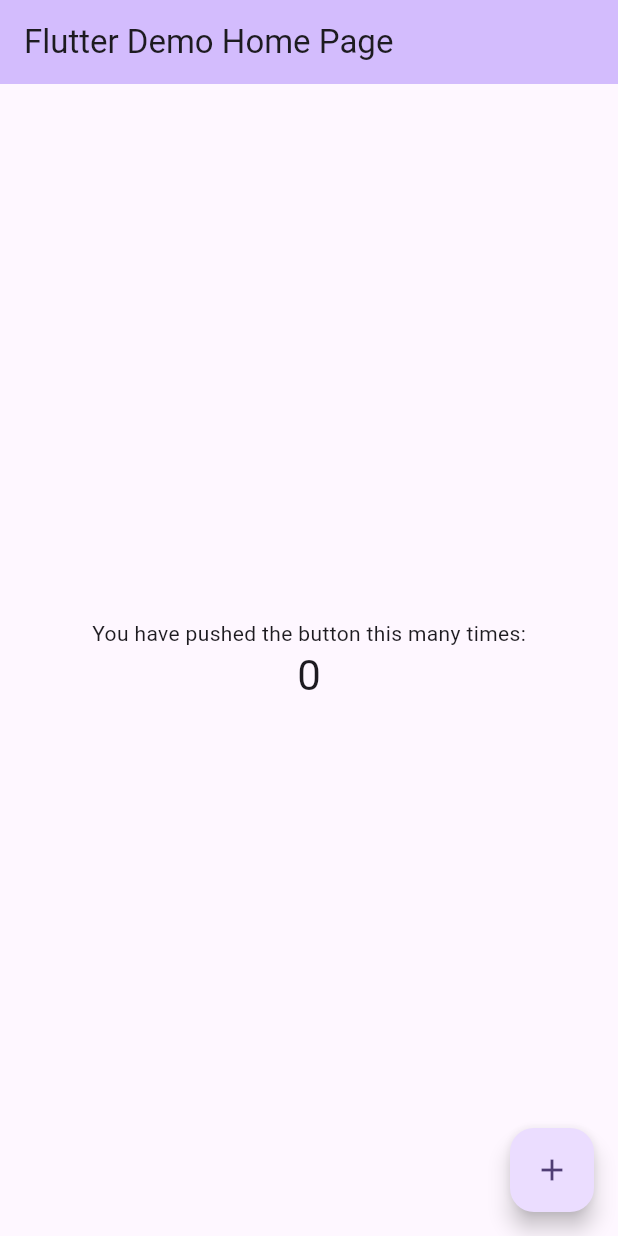
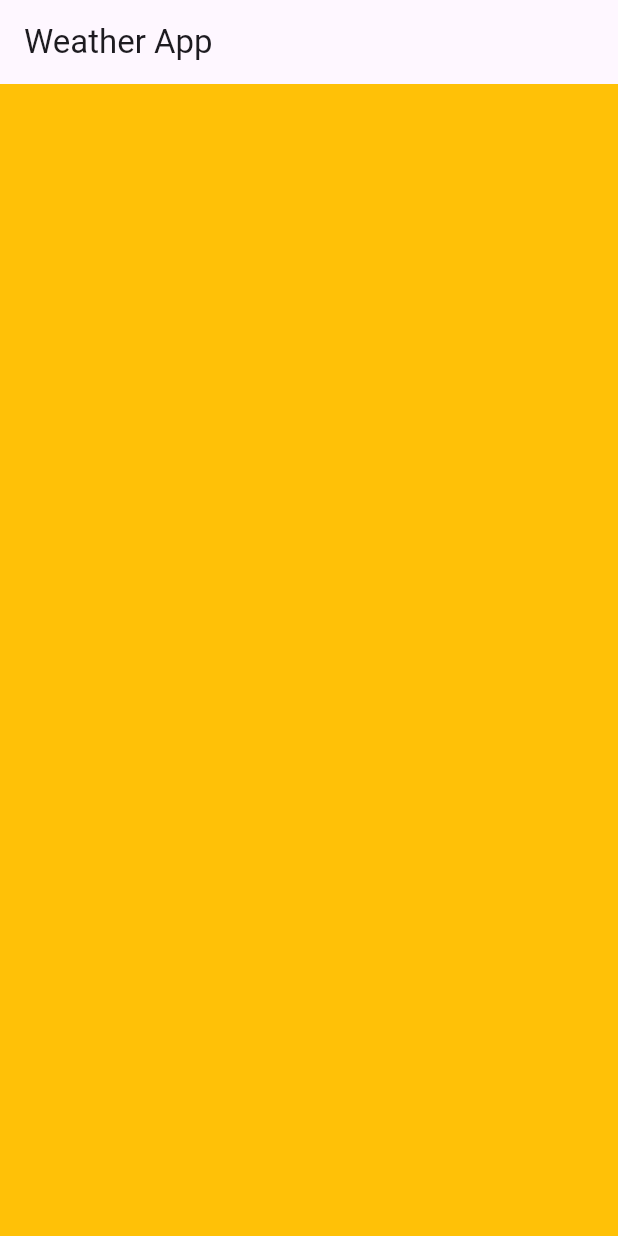
Before and after one commit to saivarshith67/weatherapp, a Flutter app: the screen it shows after launch, on a phone screen of 412 x 824 dp. Run offline on Flutter 3.47's test engine with Material 3 defaults, Android fonts, the phone set to English and light mode, and no system bars.

Commit message:
Removed existing counter application

```diff
--- a/lib/main.dart
+++ b/lib/main.dart
@@ -1,4 +1,5 @@
 import 'package:flutter/material.dart';
+import 'package:weatherapp/colors.dart';
 
 void main() {
   runApp(const MyApp());
@@ -13,113 +14,38 @@ class MyApp extends StatelessWidget {
     return MaterialApp(
       title: 'Flutter Demo',
       theme: ThemeData(
-        // This is the theme of your application.
-        //
-        // TRY THIS: Try running your application with "flutter run". You'll see
-        // the application has a purple toolbar. Then, without quitting the app,
-        // try changing the seedColor in the colorScheme below to Colors.green
-        // and then invoke "hot reload" (save your changes or press the "hot
-        // reload" button in a Flutter-supported IDE, or press "r" if you used
-        // the command line to start the app).
-        //
-        // Notice that the counter didn't reset back to zero; the application
-        // state is not lost during the reload. To reset the state, use hot
-        // restart instead.
-        //
-        // This works for code too, not just values: Most code changes can be
-        // tested with just a hot reload.
+
         colorScheme: ColorScheme.fromSeed(seedColor: Colors.deepPurple),
         useMaterial3: true,
       ),
-      home: const MyHomePage(title: 'Flutter Demo Home Page'),
+      home:  MyHomePage(),
     );
   }
 }
 
 class MyHomePage extends StatefulWidget {
-  const MyHomePage({super.key, required this.title});
+  const MyHomePage({super.key});
 
-  // This widget is the home page of your application. It is stateful, meaning
-  // that it has a State object (defined below) that contains fields that affect
-  // how it looks.
 
-  // This class is the configuration for the state. It holds the values (in this
-  // case the title) provided by the parent (in this case the App widget) and
-  // used by the build method of the State. Fields in a Widget subclass are
-  // always marked "final".
-
-  final String title;
 
   @override
   State<MyHomePage> createState() => _MyHomePageState();
 }
 
 class _MyHomePageState extends State<MyHomePage> {
-  int _counter = 0;
 
-  void _incrementCounter() {
-    setState(() {
-      // This call to setState tells the Flutter framework that something has
-      // changed in this State, which causes it to rerun the build method below
-      // so that the display can reflect the updated values. If we changed
-      // _counter without calling setState(), then the build method would not be
-      // called again, and so nothing would appear to happen.
-      _counter++;
-    });
-  }
 
   @override
   Widget build(BuildContext context) {
-    // This method is rerun every time setState is called, for instance as done
-    // by the _incrementCounter method above.
-    //
-    // The Flutter framework has been optimized to make rerunning build methods
-    // fast, so that you can just rebuild anything that needs updating rather
-    // than having to individually change instances of widgets.
+
     return Scaffold(
       appBar: AppBar(
-        // TRY THIS: Try changing the color here to a specific color (to
-        // Colors.amber, perhaps?) and trigger a hot reload to see the AppBar
-        // change color while the other colors stay the same.
-        backgroundColor: Theme.of(context).colorScheme.inversePrimary,
-        // Here we take the value from the MyHomePage object that was created by
-        // the App.build method, and use it to set our appbar title.
-        title: Text(widget.title),
+        title: Text("Weather App"),
       ),
-      body: Center(
-        // Center is a layout widget. It takes a single child and positions it
-        // in the middle of the parent.
-        child: Column(
-          // Column is also a layout widget. It takes a list of children and
-          // arranges them vertically. By default, it sizes itself to fit its
-          // children horizontally, and tries to be as tall as its parent.
-          //
-          // Column has various properties to control how it sizes itself and
-          // how it positions its children. Here we use mainAxisAlignment to
-          // center the children vertically; the main axis here is the vertical
-          // axis because Columns are vertical (the cross axis would be
-          // horizontal).
-          //
-          // TRY THIS: Invoke "debug painting" (choose the "Toggle Debug Paint"
-          // action in the IDE, or press "p" in the console), to see the
-          // wireframe for each widget.
-          mainAxisAlignment: MainAxisAlignment.center,
-          children: <Widget>[
-            const Text(
-              'You have pushed the button this many times:',
-            ),
-            Text(
-              '$_counter',
-              style: Theme.of(context).textTheme.headlineMedium,
-            ),
-          ],
-        ),
-      ),
-      floatingActionButton: FloatingActionButton(
-        onPressed: _incrementCounter,
-        tooltip: 'Increment',
-        child: const Icon(Icons.add),
-      ), // This trailing comma makes auto-formatting nicer for build methods.
+      body: Container(
+        color: Colors.amber,
+      )
+
     );
   }
 }
```
